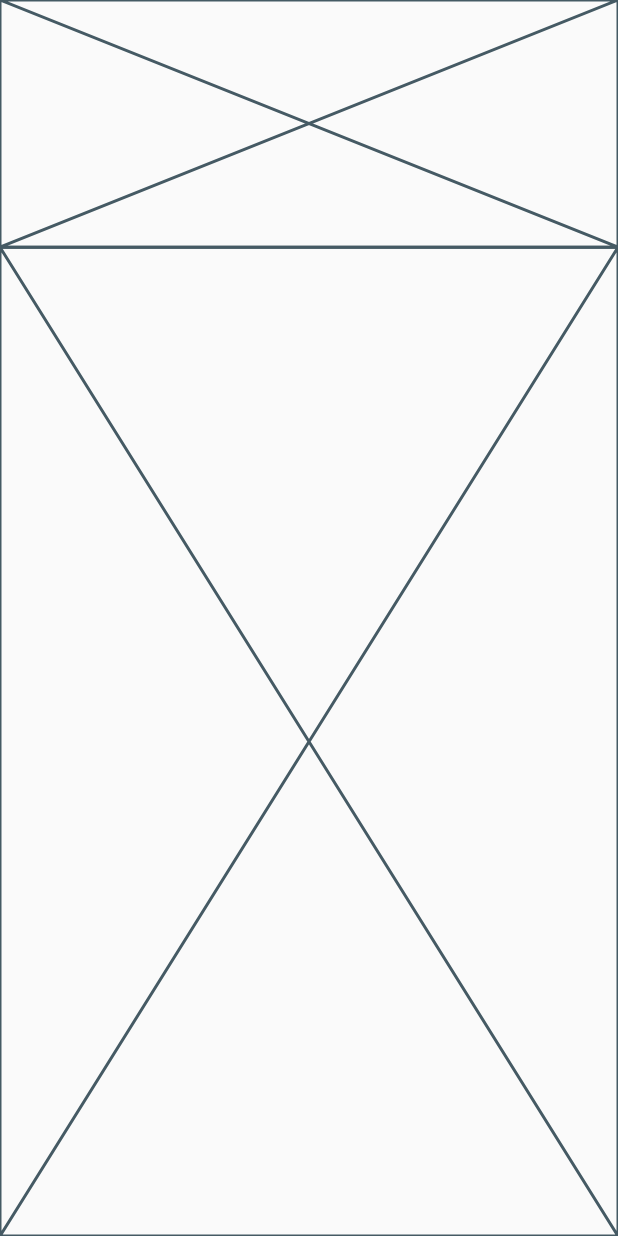
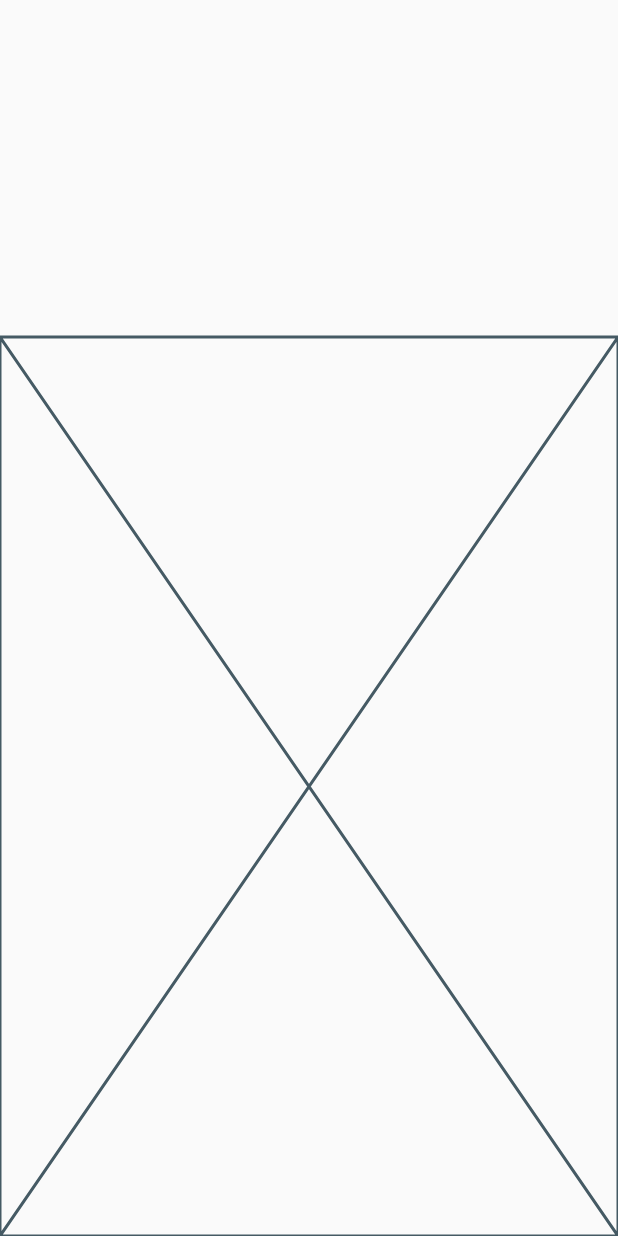
Before and after one commit to JAICHANGPARK/flutter_notebook_8th_story, a Flutter app: the screen it shows after launch, on a phone screen of 412 x 824 dp. Run offline on Flutter 3.47's test engine with Material 2 defaults, Android fonts, the phone set to English and light mode, and no system bars.

Commit message:
Update element_main_page.dart

```diff
--- a/lib/ep551_element_app/element_main_page.dart
+++ b/lib/ep551_element_app/element_main_page.dart
@@ -21,7 +21,11 @@ class _ElementMainPageState extends State<ElementMainPage> {
       body: SafeArea(
         child: Column(
           children: [
-            Expanded(flex: 2, child: Placeholder()),
+            Expanded(flex: 3, child: Column(
+              children: [
+
+              ],
+            )),
             Expanded(flex: 8, child: Placeholder()),
           ],
         ),
```
